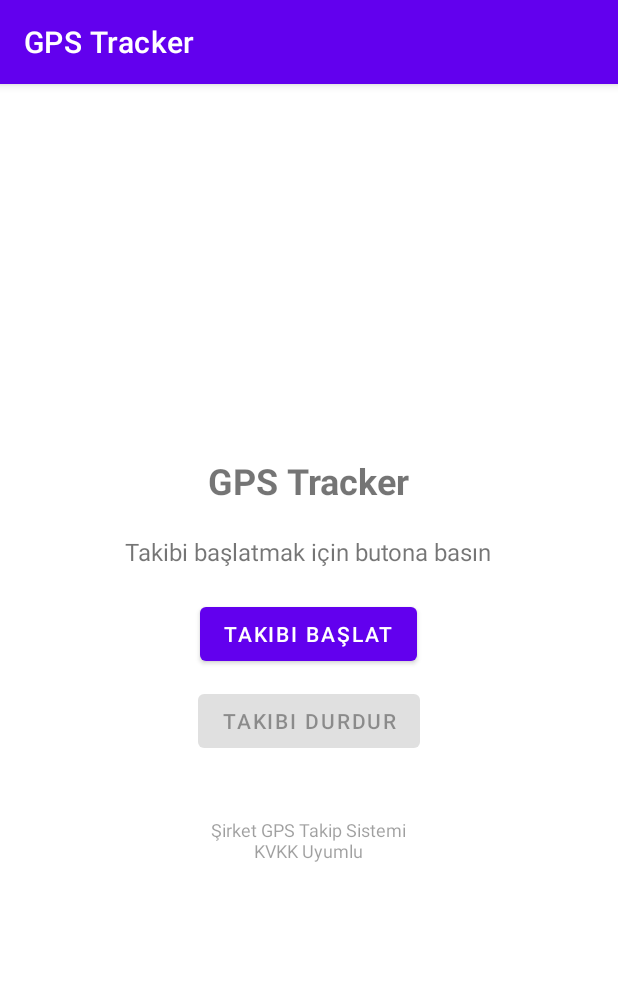
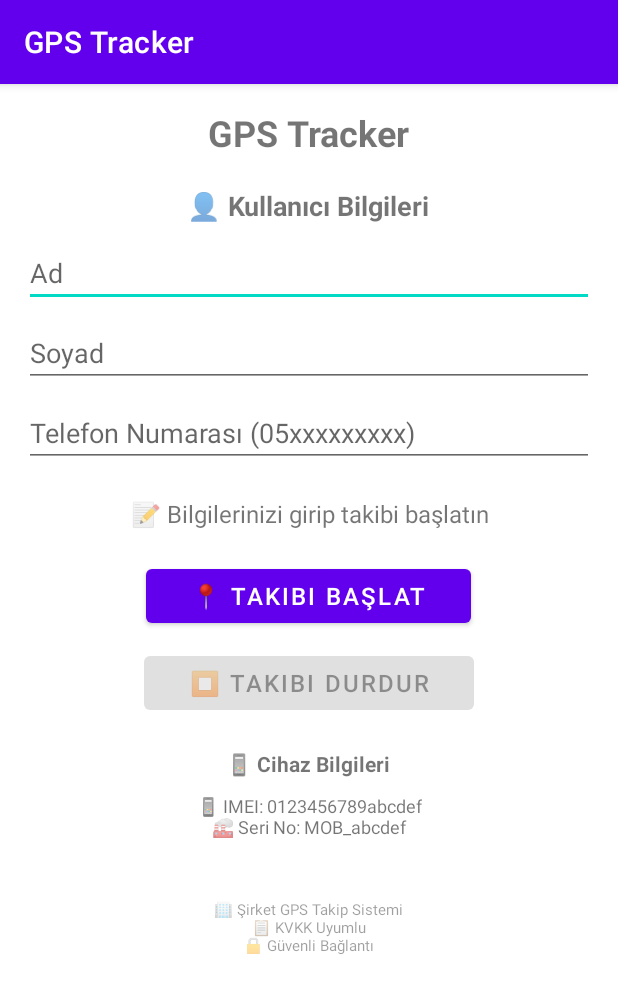
Before and after one commit to osiso37/GPS-Tracker, an Android app: the screen it shows after launch (MainActivity), on a phone screen of 412 x 824 dp. Shown: the top 993 px of the screen. Run offline under Robolectric (Android 15) with nearby library versions, the light colour scheme and no system bars.

Commit message:
Android kullanici bilgileri girisi eklendi - ad soyad telefon IMEI

```diff
--- a/android/app/src/main/java/com/company/gpstracker/MainActivity.kt
+++ b/android/app/src/main/java/com/company/gpstracker/MainActivity.kt
@@ -8,6 +8,7 @@ import android.os.Bundle
 import android.os.Looper
 import android.provider.Settings
 import android.widget.Button
+import android.widget.EditText
 import android.widget.TextView
 import android.widget.Toast
 import androidx.appcompat.app.AppCompatActivity
@@ -27,6 +28,10 @@ class MainActivity : AppCompatActivity() {
     private lateinit var startButton: Button
     private lateinit var stopButton: Button
     private lateinit var statusText: TextView
+    private lateinit var editFirstName: EditText
+    private lateinit var editLastName: EditText
+    private lateinit var editPhone: EditText
+    private lateinit var deviceInfo: TextView
 
     private val LOCATION_PERMISSION_REQUEST = 1000
     // Yerel sunucu için - WiFi IP adresinizi buraya yazın (örn: 192.168.1.100)
@@ -43,15 +48,25 @@ class MainActivity : AppCompatActivity() {
         startButton = findViewById(R.id.startButton)
         stopButton = findViewById(R.id.stopButton)
         statusText = findViewById(R.id.statusText)
+        editFirstName = findViewById(R.id.editFirstName)
+        editLastName = findViewById(R.id.editLastName)
+        editPhone = findViewById(R.id.editPhone)
+        deviceInfo = findViewById(R.id.deviceInfo)
+
+        // Cihaz bilgilerini göster
+        val deviceId = Settings.Secure.getString(contentResolver, Settings.Secure.ANDROID_ID)
+        deviceInfo.text = "📱 IMEI: ${deviceId.take(16)}\n🏭 Seri No: MOB_${deviceId.takeLast(6)}"
 
         fusedLocationClient = LocationServices.getFusedLocationProviderClient(this)
 
         // Buton click listener'larını ekle
         startButton.setOnClickListener {
-            if (checkPermissions()) {
-                startTracking()
-            } else {
-                requestPermissions()
+            if (validateUserInput()) {
+                if (checkPermissions()) {
+                    startTracking()
+                } else {
+                    requestPermissions()
+                }
             }
         }
 
@@ -69,7 +84,7 @@ class MainActivity : AppCompatActivity() {
             }
         }
 
-        updateStatus("Takibi başlatmak için butona basın")
+        updateStatus("📝 Bilgilerinizi girip takibi başlatın")
     }
 
     private fun startTracking() {
@@ -136,13 +151,47 @@ class MainActivity : AppCompatActivity() {
         }
     }
 
+    private fun validateUserInput(): Boolean {
+        val firstName = editFirstName.text.toString().trim()
+        val lastName = editLastName.text.toString().trim()
+        val phone = editPhone.text.toString().trim()
+
+        when {
+            firstName.isEmpty() -> {
+                editFirstName.error = "Ad gerekli"
+                editFirstName.requestFocus()
+                return false
+            }
+            lastName.isEmpty() -> {
+                editLastName.error = "Soyad gerekli"
+                editLastName.requestFocus()
+                return false
+            }
+            phone.isEmpty() -> {
+                editPhone.error = "Telefon numarası gerekli"
+                editPhone.requestFocus()
+                return false
+            }
+            !phone.matches(Regex("^[0-9]{11}$")) -> {
+                editPhone.error = "11 haneli telefon numarası girin (05xxxxxxxxx)"
+                editPhone.requestFocus()
+                return false
+            }
+        }
+        return true
+    }
+
     private fun sendLocationToServer(location: Location) {
         val deviceId = Settings.Secure.getString(contentResolver, Settings.Secure.ANDROID_ID)
+        val firstName = editFirstName.text.toString().trim()
+        val lastName = editLastName.text.toString().trim()
+        val phone = editPhone.text.toString().trim()
+
         val json = JSONObject().apply {
             put("employee_id", employeeId)
-            put("first_name", "Mobil") // Kullanıcı giriş yaparsa güncellenebilir
-            put("last_name", "Kullanıcı")
-            put("phone", "Telefon Yok") // Kullanıcı giriş yaparsa güncellenebilir
+            put("first_name", firstName)
+            put("last_name", lastName)
+            put("phone", phone)
             put("imei", deviceId)
             put("latitude", location.latitude)
             put("longitude", location.longitude)
--- a/android/app/src/main/res/layout/activity_main.xml
+++ b/android/app/src/main/res/layout/activity_main.xml
@@ -1,10 +1,14 @@
 <?xml version="1.0" encoding="utf-8"?>
-<LinearLayout xmlns:android="http://schemas.android.com/apk/res/android"
+<ScrollView xmlns:android="http://schemas.android.com/apk/res/android"
     android:layout_width="match_parent"
     android:layout_height="match_parent"
+    android:padding="16dp">
+
+<LinearLayout
+    android:layout_width="match_parent"
+    android:layout_height="wrap_content"
     android:orientation="vertical"
-    android:padding="16dp"
-    android:gravity="center">
+    android:gravity="center_horizontal">
 
     <TextView
         android:layout_width="wrap_content"
@@ -14,35 +18,95 @@
         android:textStyle="bold"
         android:layout_marginBottom="20dp" />
 
+    <!-- Kullanıcı Bilgileri -->
+    <TextView
+        android:layout_width="wrap_content"
+        android:layout_height="wrap_content"
+        android:text="👤 Kullanıcı Bilgileri"
+        android:textSize="18sp"
+        android:textStyle="bold"
+        android:layout_marginBottom="10dp" />
+
+    <EditText
+        android:id="@+id/editFirstName"
+        android:layout_width="match_parent"
+        android:layout_height="wrap_content"
+        android:hint="Ad"
+        android:inputType="textPersonName"
+        android:layout_marginBottom="8dp" />
+
+    <EditText
+        android:id="@+id/editLastName"
+        android:layout_width="match_parent"
+        android:layout_height="wrap_content"
+        android:hint="Soyad"
+        android:inputType="textPersonName"
+        android:layout_marginBottom="8dp" />
+
+    <EditText
+        android:id="@+id/editPhone"
+        android:layout_width="match_parent"
+        android:layout_height="wrap_content"
+        android:hint="Telefon Numarası (05xxxxxxxxx)"
+        android:inputType="phone"
+        android:layout_marginBottom="20dp" />
+
+    <!-- Takip Durumu -->
     <TextView
         android:id="@+id/statusText"
         android:layout_width="wrap_content"
         android:layout_height="wrap_content"
-        android:text="GPS takibi başlatılıyor..."
+        android:text="Bilgilerinizi girip takibi başlatın"
         android:textSize="16sp"
-        android:layout_marginBottom="20dp" />
+        android:layout_marginBottom="20dp"
+        android:textAlignment="center" />
 
+    <!-- Takip Butonları -->
     <Button
         android:id="@+id/startButton"
         android:layout_width="wrap_content"
         android:layout_height="wrap_content"
-        android:text="Takibi Başlat"
-        android:layout_marginBottom="10dp" />
+        android:text="📍 Takibi Başlat"
+        android:layout_marginBottom="10dp"
+        android:textSize="16sp"
+        android:paddingHorizontal="30dp" />
 
     <Button
         android:id="@+id/stopButton"
         android:layout_width="wrap_content"
         android:layout_height="wrap_content"
-        android:text="Takibi Durdur"
-        android:enabled="false" />
+        android:text="⏹ Takibi Durdur"
+        android:enabled="false"
+        android:layout_marginBottom="20dp"
+        android:textSize="16sp"
+        android:paddingHorizontal="30dp" />
+
+    <!-- Cihaz Bilgileri -->
+    <TextView
+        android:layout_width="wrap_content"
+        android:layout_height="wrap_content"
+        android:text="📱 Cihaz Bilgileri"
+        android:textSize="14sp"
+        android:textStyle="bold"
+        android:layout_marginBottom="10dp" />
+
+    <TextView
+        android:id="@+id/deviceInfo"
+        android:layout_width="wrap_content"
+        android:layout_height="wrap_content"
+        android:text="IMEI: Yükleniyor..."
+        android:textSize="12sp"
+        android:layout_marginBottom="20dp"
+        android:textAlignment="center" />
 
     <TextView
         android:layout_width="wrap_content"
         android:layout_height="wrap_content"
-        android:text="Şirket GPS Takip Sistemi\nKVKK Uyumlu"
-        android:textSize="12sp"
+        android:text="🏢 Şirket GPS Takip Sistemi\n📋 KVKK Uyumlu\n🔒 Güvenli Bağlantı"
+        android:textSize="10sp"
         android:gravity="center"
-        android:layout_marginTop="40dp"
+        android:layout_marginTop="20dp"
         android:alpha="0.7" />
 
 </LinearLayout>
+</ScrollView>
```
